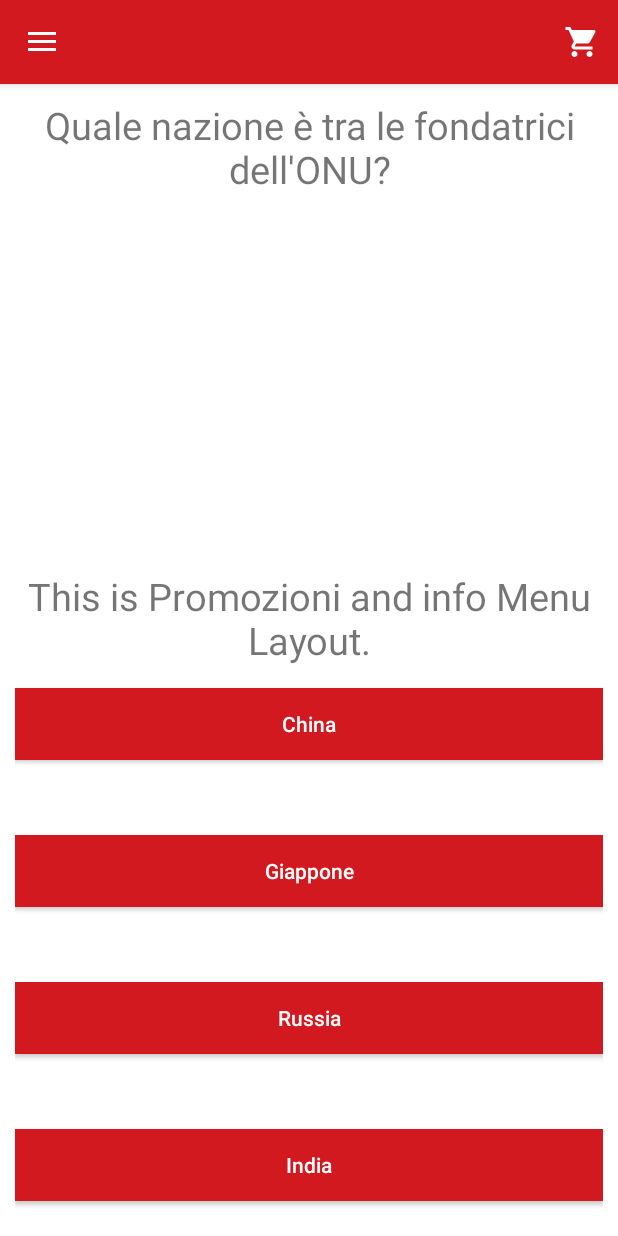
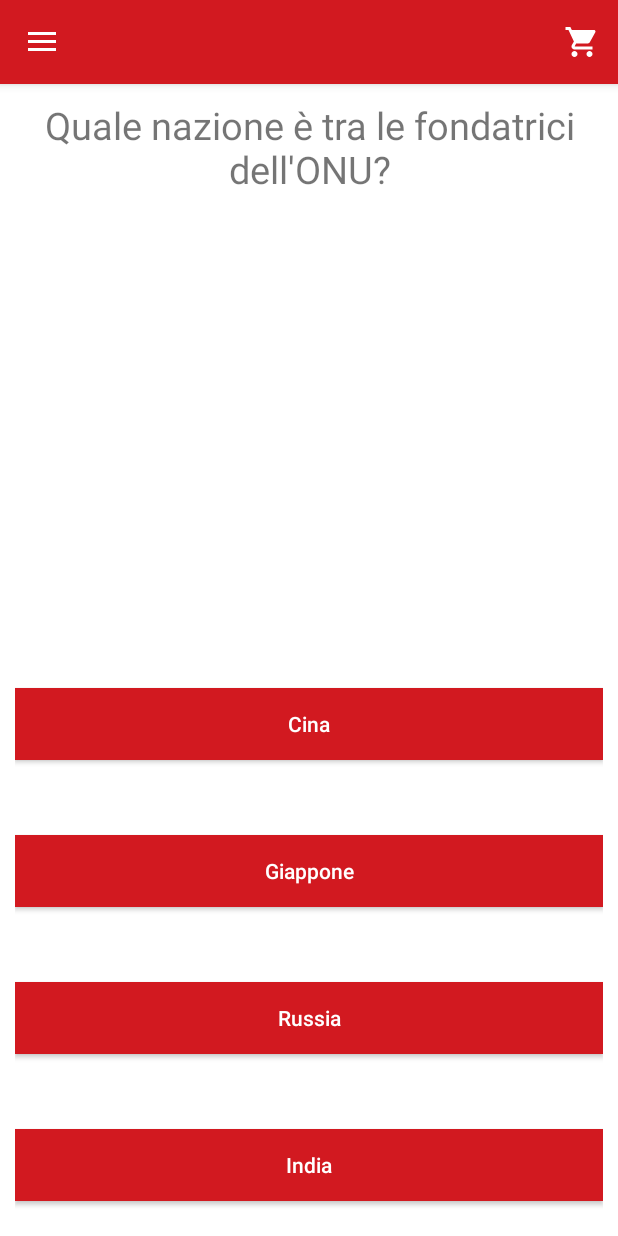
Before and after one commit to redavid7/3GStore, an Android app: the fragment FragmentPromozioni placed in its activity, in the side drawer, after a tap on "MarangiMan", on a phone screen of 412 x 824 dp. Run offline under Robolectric (Android 15) with nearby library versions, the phone set to English and light mode, and no system bars; our stand-ins replace Firebase (no records; nobody signed in at launch, a user with empty details on screens opened directly); libraries missing offline, so code that uses them is left out: com.bumptech.glide; network calls fail; 4 statements that could not run were skipped.

Commit message:
Commit Gabriele #30 bug fixing timer quiz , layout fragment promozioni

```diff
--- a/app/src/main/java/com/QUeM/TreGStore/FragmentPromozioni.java
+++ b/app/src/main/java/com/QUeM/TreGStore/FragmentPromozioni.java
@@ -2,6 +2,8 @@ package com.QUeM.TreGStore;
 
 import android.os.Bundle;
 import android.support.annotation.NonNull;
+import android.support.v7.widget.LinearLayoutManager;
+import android.support.v7.widget.RecyclerView;
 import android.util.Log;
 import android.view.View;
 import android.support.v4.app.Fragment;
@@ -9,46 +11,101 @@ import android.view.ViewGroup;
 import android.support.annotation.Nullable;
 import android.view.LayoutInflater;
 import android.widget.TextView;
-
 import com.QUeM.TreGStore.DatabaseClass.Prodotti;
+import com.QUeM.TreGStore.DatabaseClass.ProdottiAdapter;
 import com.google.android.gms.tasks.OnCompleteListener;
 import com.google.android.gms.tasks.Task;
+import com.google.firebase.auth.FirebaseAuth;
 import com.google.firebase.firestore.CollectionReference;
 import com.google.firebase.firestore.DocumentReference;
 import com.google.firebase.firestore.DocumentSnapshot;
 import com.google.firebase.firestore.FirebaseFirestore;
-
+import com.google.firebase.firestore.Query;
+import com.google.firebase.firestore.QuerySnapshot;
+import com.firebase.ui.firestore.FirestoreRecyclerOptions;
 import java.util.ArrayList;
+import java.util.Calendar;
+import java.util.Date;
 
 import static com.bumptech.glide.gifdecoder.GifHeaderParser.TAG;
 
 public class FragmentPromozioni extends Fragment {
 
-    TextView txt;
+    private FirebaseFirestore db=FirebaseFirestore.getInstance();
+    private CollectionReference prodottiRef=db.collection("prodotti");
+    private ProdottiAdapter adapter;
+    private View fragmentPromView;
     @Nullable
     @Override
     public View onCreateView(LayoutInflater inflater, @Nullable ViewGroup container, @Nullable Bundle savedInstanceState) {
         //returning our layout file
-        return inflater.inflate(R.layout.fragment_layout_promozioni, container, false);
+        fragmentPromView=inflater.inflate(R.layout.fragment_layout_promozioni, container, false);
+        setUpRecyclerView();
+        return fragmentPromView;
     }
-
 
     @Override
     public void onViewCreated(View view, @Nullable Bundle savedInstanceState) {
         super.onViewCreated(view, savedInstanceState);
-        txt=getActivity().findViewById(R.id.textViewPromozioni);
-        prendiProd();
+    }
+    @Override
+    public void onStart() {
+        super.onStart();
+        adapter.startListening();
     }
 
-    public ArrayList<Prodotti> prendiProd (){
-        ArrayList<Prodotti> toRet = new ArrayList<Prodotti>();
-        //creo la connessione al documento che contiene i prodotti
+    @Override
+    public void onStop() {
+        super.onStop();
+        adapter.stopListening();
+    }
+
+    //Metodo per leggere tutti i prodotti nel db
+    public ArrayList<Prodotti> readAllProd(){
+        //prodotti da restituire
+        final ArrayList<Prodotti> toRet=new ArrayList<Prodotti>();
+        //creo la connessione
         final FirebaseFirestore db = FirebaseFirestore.getInstance();
-        //prendo i prodotti
-        final CollectionReference collrefprod = db.collection("prodotti");
-        final DocumentReference docrefprod=collrefprod.getParent();
-        //leggo i prodotti
+        //cerco tutti i file nel documento prodotti
+        db.collection("prodotti").get().addOnCompleteListener(new OnCompleteListener<QuerySnapshot>(){
+            @Override
+            public void onComplete(@NonNull Task<QuerySnapshot> task) {
+                int c=0;
+                // per ogni elemento in task prendo l'oggetto di tipo prodotti e lo aggiundo ai valori da ritornare
+                if (task.isSuccessful()) {
+                    for(DocumentSnapshot document : task.getResult()){
+                        toRet.add(document.toObject(Prodotti.class));
+                        Log.d(TAG, "Prodotto "+toRet.get(c).getNome());
+                        c++;
+                    }
+                }
+                else{
+                    Log.d(TAG, "Error getting documents: ", task.getException());
+                }
+            }
+        });
         return toRet;
     }
 
+    public boolean isDiscount(Prodotti p){
+        Calendar c = Calendar.getInstance();
+        int tmp =   p.getTempoPromozione().compareTo(c.getTime());
+        if(tmp<=0){
+            return true;
+        }
+        else{
+            return false;
+        }
+    }
+
+    private void setUpRecyclerView(){
+        Query query=prodottiRef.whereEqualTo("promozione",true);
+        FirestoreRecyclerOptions<Prodotti> opzioni=new FirestoreRecyclerOptions.Builder<Prodotti>().setQuery(query, Prodotti.class).build();
+        adapter=new ProdottiAdapter(opzioni);
+        RecyclerView recyclerView= fragmentPromView.findViewById(R.id.recyclerview1);
+        recyclerView.setHasFixedSize(true);
+        recyclerView.setLayoutManager(new LinearLayoutManager(getContext()));
+        recyclerView.setAdapter(adapter);
+    }
+
 }
--- a/app/src/main/java/com/QUeM/TreGStore/FragmentQuiz.java
+++ b/app/src/main/java/com/QUeM/TreGStore/FragmentQuiz.java
@@ -26,6 +26,7 @@ import java.io.ObjectInputStream;
 import java.io.ObjectOutputStream;
 import java.util.ArrayList;
 import java.util.Calendar;
+import java.util.Date;
 
 import static android.support.constraint.Constraints.TAG;
 
@@ -52,13 +53,13 @@ public class FragmentQuiz extends Fragment {
     @Override
     public void onViewCreated(View view, @Nullable Bundle savedInstanceState) {
         super.onViewCreated(view, savedInstanceState);
-        //scrivo le domande su fie(provvisorio)
+        //scrivo le domande su file(provvisorio)
         Scrivi();
         //inizializzo oggetti a schermo
         init();
         //creo variabili data corrente e data ultimo quiz
-        Calendar last = null;
-        Calendar now = Calendar.getInstance();
+        Date last = null;
+        Calendar nowc = Calendar.getInstance();
         //leggo la data dell'ultimo quiz
         try {
              last= leggiData();
@@ -68,13 +69,16 @@ public class FragmentQuiz extends Fragment {
             e.printStackTrace();
         }
         //prendo gli interi per fare il confronto delle date in questo caso prendo i minuti per far vedere  che una volta terminato il quiz viene reso prima indisponibile poi rireso disponibile
+        Date now=nowc.getTime();
+        // se la data in cui si sta facendo il quiz e maggiore dell'ultimo quiz eseguito ti viene concesso di eseguire un nuovo quiz
+        int n = 0;
         int l = 0;
-        int n = 1;
         if(last!=null){
-         l=last.get(Calendar.MINUTE);
-         n=now.get(Calendar.MINUTE);}
-        // se la data in cui si sta facendo il quiz e maggiore dell'ultimo quiz eseguito ti viene concesso di eseguire un nuovo quiz
-        if(n>l){
+         n = now.getMinutes();
+         l = last.getMinutes();
+        }
+
+        if(n>l||last==null){
             try {
                 routine();
             } catch (IOException e) {
@@ -147,10 +151,10 @@ public class FragmentQuiz extends Fragment {
         Avanti=getActivity().findViewById(R.id.Avanti);
         try{
             ObjectInputStream ois = new ObjectInputStream(getContext().openFileInput("quiz.txt"));
-            domande.add((Domanda)ois.readObject());
+            Domanda tempo;
             int c=0;
-            while (domande.get(c)!= null){
-                domande.add((Domanda)ois.readObject());
+            while ((tempo=(Domanda)ois.readObject())!=null){
+                domande.add(tempo);
                 c++;
             }
             domande.remove(c);
@@ -290,7 +294,7 @@ public class FragmentQuiz extends Fragment {
             oos.writeObject(new Domanda("Qual'è l'unità di misura dell'energia?","Caloria","Watt","Ampere","Joule","Joule"));
             oos.writeObject(new Domanda("In che anno è caduto l'impero romano d'occidente","476 d.c.","33 d.c.","1453 d.c.","1453 a.c.","476 d.c."));
             oos.writeObject(new Domanda("Chi è stato il primo re d'Italia","Enzo Paolo Turchi II","Vittorio Emanuele II di Savoia","Federico Barbarossa","Vittorio Emanuele","Vittorio Emanuele II di Savoia"));
-            oos.writeObject(new Domanda("Quale nazione è tra le fondatrici dell'ONU?","China","Giappone","Russia","India","India"));
+            oos.writeObject(new Domanda("Quale nazione è tra le fondatrici dell'ONU?","Cina","Giappone","Russia","India","India"));
             oos.writeObject(new Domanda("Quale di questi attori è stato anche un famoso nuotatore italiano?","Prierfrancesco Favino","Silvester Stallone","Bud Spencer","Sossio Aruta","Bud Spencer"));
             oos.writeObject(new Domanda("Quale squadra di serie A detiene più campionati vinti?","Milan","Juventus","Roma","Spal","Juventus"));
             oos.writeObject(new Domanda("Alla nazione italiana di quale sport ci si riferisce con il nome Settebello?","Pallavolo","Calcio","Tennis","Pallanuoto","Pallanuoto"));
@@ -322,13 +326,16 @@ public class FragmentQuiz extends Fragment {
     public void scriviData() throws IOException {
         Calendar c = Calendar.getInstance();
         ObjectOutputStream oos = new ObjectOutputStream(getContext().openFileOutput("dat.txt",Context.MODE_PRIVATE));
-        oos.writeObject(c);
+        Date d = c.getTime();
+        oos.writeObject(d);
+        oos.close();
     }
 
     //Leggi data
-    public Calendar leggiData() throws IOException, ClassNotFoundException {
+    public Date leggiData() throws IOException, ClassNotFoundException {
         ObjectInputStream ois = new ObjectInputStream(getContext().openFileInput("dat.txt"));
-        Calendar toRet = (Calendar) ois.readObject();
+       Date toRet = (Date) ois.readObject();
+       ois.close();
         return toRet;
     }
 }
--- a/app/src/main/res/layout/fragment_layout_promozioni.xml
+++ b/app/src/main/res/layout/fragment_layout_promozioni.xml
@@ -1,19 +1,13 @@
 <?xml version="1.0" encoding="utf-8"?>
-<RelativeLayout xmlns:android="http://schemas.android.com/apk/res/android"
+<android.support.design.widget.CoordinatorLayout xmlns:android="http://schemas.android.com/apk/res/android"
+    xmlns:app="http://schemas.android.com/apk/res-auto"
     android:layout_width="match_parent"
     android:layout_height="match_parent"
     android:layout_margin="10dp">
 
+    <android.support.v7.widget.RecyclerView
+        android:id="@+id/recyclerview1"
+        android:layout_width="match_parent"
+        android:layout_height="match_parent"></android.support.v7.widget.RecyclerView>
 
-    <TextView
-        android:id="@+id/textViewPromozioni"
-        android:layout_width="wrap_content"
-        android:layout_height="wrap_content"
-        android:layout_centerHorizontal="true"
-        android:layout_centerVertical="true"
-        android:textSize="25dp"
-        android:text="This is Promozioni and info Menu Layout."
-        android:textAlignment="center"/>
-
-
-</RelativeLayout>
+</android.support.design.widget.CoordinatorLayout>
```
Also changed, not shown: app/src/main/res/drawable/codabar3.gif (added).
